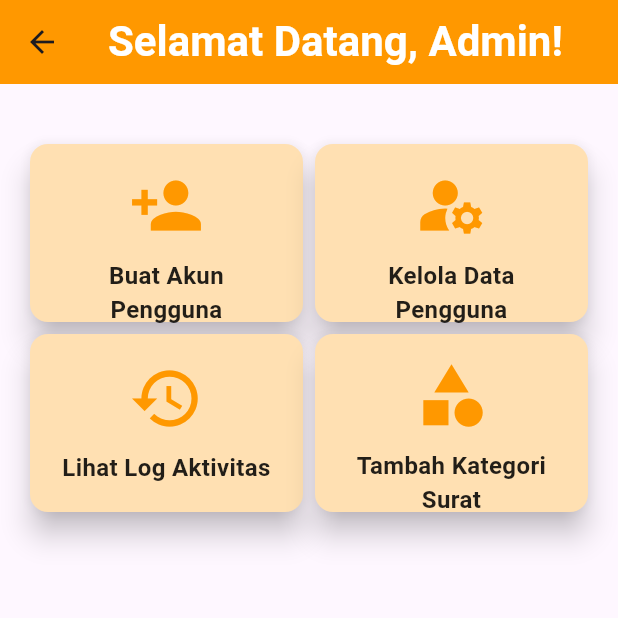
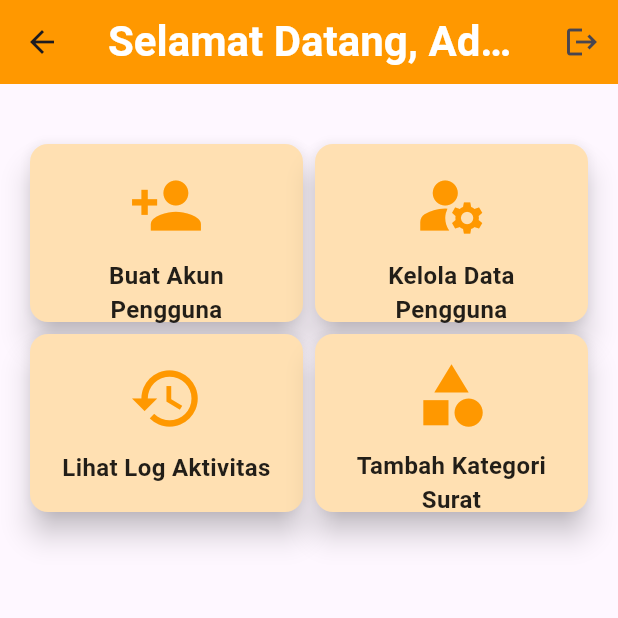
Before and after one commit to shello2k/UAS-SIS-REGULER, a Flutter app: the AdminDashboard screen opened by its route, on a phone screen of 412 x 824 dp, the top half of it. Run offline on Flutter 3.47's test engine with Material 3 defaults, Android fonts, the phone set to English and light mode, and no system bars; our stand-ins replace cloud_firestore, crystal_navigation_bar, device_preview, firebase_auth, firebase_core, google_fonts and 1 more; accounts and stored records are empty.

Commit message:
Penambahan logout di admin

```diff
--- a/lib/pages/adminn_dashboard.dart
+++ b/lib/pages/adminn_dashboard.dart
@@ -181,6 +181,15 @@ class AdminDashboard extends StatelessWidget {
           ),
         ),
         backgroundColor: Colors.orange,
+        actions: [
+          IconButton(
+            icon: Icon(Icons.logout),
+            onPressed: () async {
+              await FirebaseAuth.instance.signOut();
+              Navigator.pushReplacementNamed(context, 'login');
+            },
+          ),
+        ],
       ),
       body: SingleChildScrollView(
         padding: const EdgeInsets.all(16.0),
```
